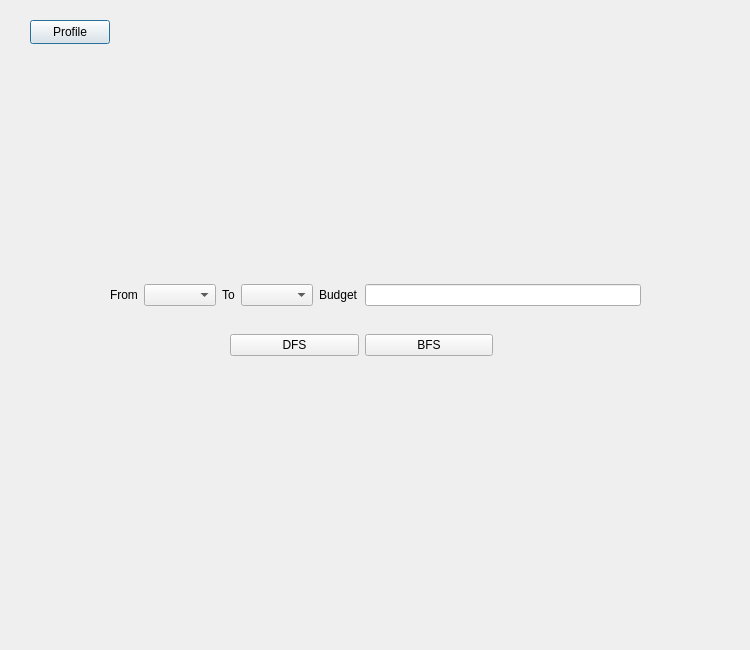
Above: Guide_me/homepage.ui from MARIO00410/Guide-Me before the change. Below: the same form after it.
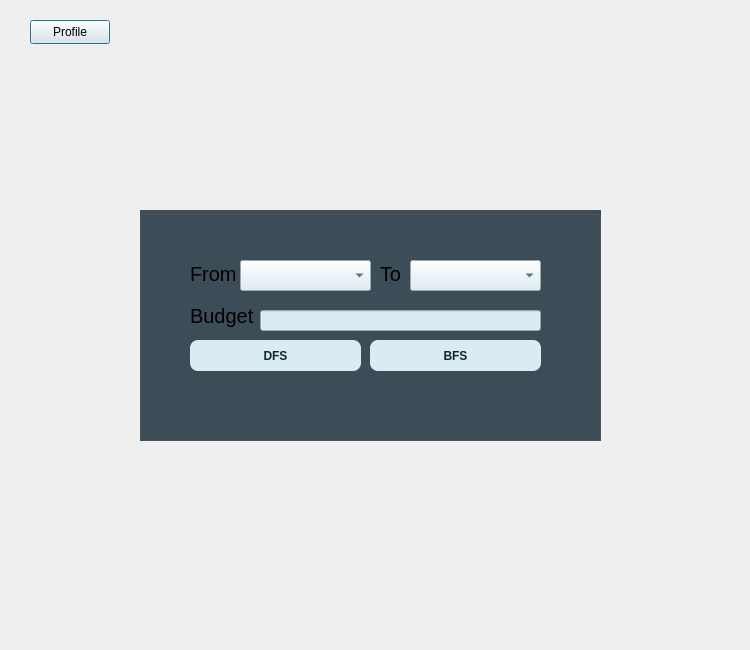
That is the form after the change.

What changed in the file:
```diff
--- a/Guide_me/homepage.ui
+++ b/Guide_me/homepage.ui
@@ -26,73 +26,175 @@
     <string>Profile</string>
    </property>
   </widget>
-  <widget class="QWidget" name="layoutWidget">
+  <widget class="QGroupBox" name="groupBox">
    <property name="geometry">
     <rect>
-     <x>230</x>
-     <y>330</y>
-     <width>263</width>
-     <height>31</height>
+     <x>140</x>
+     <y>210</y>
+     <width>461</width>
+     <height>231</height>
     </rect>
    </property>
-   <layout class="QHBoxLayout" name="horizontalLayout_3">
-    <item>
-     <widget class="QPushButton" name="dfs">
-      <property name="text">
-       <string>DFS</string>
-      </property>
-     </widget>
-    </item>
-    <item>
-     <widget class="QPushButton" name="BFS">
-      <property name="text">
-       <string>BFS</string>
-      </property>
-     </widget>
-    </item>
-   </layout>
-  </widget>
-  <widget class="QWidget" name="layoutWidget_2">
-   <property name="geometry">
-    <rect>
-     <x>110</x>
-     <y>280</y>
-     <width>531</width>
-     <height>30</height>
-    </rect>
+   <property name="styleSheet">
+    <string notr="true">background-color:rgba(18,37,51,0.8);
+</string>
    </property>
-   <layout class="QHBoxLayout" name="horizontalLayout_4">
-    <item>
-     <widget class="QLabel" name="label_4">
-      <property name="text">
-       <string>From</string>
-      </property>
-     </widget>
-    </item>
-    <item>
-     <widget class="QComboBox" name="comboBoxFrom"/>
-    </item>
-    <item>
-     <widget class="QLabel" name="label_5">
-      <property name="text">
-       <string>To</string>
-      </property>
-     </widget>
-    </item>
-    <item>
-     <widget class="QComboBox" name="comboBox_To"/>
-    </item>
-    <item>
-     <widget class="QLabel" name="label_6">
-      <property name="text">
-       <string>Budget</string>
-      </property>
-     </widget>
-    </item>
-    <item>
-     <widget class="QLineEdit" name="lineEditBudget"/>
-    </item>
-   </layout>
+   <property name="title">
+    <string/>
+   </property>
+   <widget class="QComboBox" name="comboBoxFrom">
+    <property name="geometry">
+     <rect>
+      <x>100</x>
+      <y>50</y>
+      <width>131</width>
+      <height>31</height>
+     </rect>
+    </property>
+    <property name="styleSheet">
+     <string notr="true">background-color:rgba(217,236,243,255);
+color:rgba(18,37,51,255);</string>
+    </property>
+   </widget>
+   <widget class="QLabel" name="label_6">
+    <property name="geometry">
+     <rect>
+      <x>50</x>
+      <y>90</y>
+      <width>71</width>
+      <height>31</height>
+     </rect>
+    </property>
+    <property name="font">
+     <font>
+      <pointsize>15</pointsize>
+     </font>
+    </property>
+    <property name="styleSheet">
+     <string notr="true">background-color: transparent;</string>
+    </property>
+    <property name="text">
+     <string>Budget</string>
+    </property>
+   </widget>
+   <widget class="QLabel" name="label_5">
+    <property name="geometry">
+     <rect>
+      <x>240</x>
+      <y>50</y>
+      <width>119</width>
+      <height>28</height>
+     </rect>
+    </property>
+    <property name="font">
+     <font>
+      <pointsize>15</pointsize>
+     </font>
+    </property>
+    <property name="styleSheet">
+     <string notr="true">background-color: transparent;</string>
+    </property>
+    <property name="text">
+     <string>To</string>
+    </property>
+   </widget>
+   <widget class="QLineEdit" name="lineEditBudget">
+    <property name="geometry">
+     <rect>
+      <x>120</x>
+      <y>100</y>
+      <width>281</width>
+      <height>21</height>
+     </rect>
+    </property>
+    <property name="styleSheet">
+     <string notr="true">background-color:rgba(217,236,243,255);
+color:rgba(18,37,51,255);</string>
+    </property>
+   </widget>
+   <widget class="QLabel" name="label_4">
+    <property name="geometry">
+     <rect>
+      <x>50</x>
+      <y>50</y>
+      <width>51</width>
+      <height>28</height>
+     </rect>
+    </property>
+    <property name="font">
+     <font>
+      <pointsize>15</pointsize>
+     </font>
+    </property>
+    <property name="styleSheet">
+     <string notr="true">background-color: transparent;</string>
+    </property>
+    <property name="text">
+     <string>From</string>
+    </property>
+   </widget>
+   <widget class="QComboBox" name="comboBox_To">
+    <property name="geometry">
+     <rect>
+      <x>270</x>
+      <y>50</y>
+      <width>131</width>
+      <height>31</height>
+     </rect>
+    </property>
+    <property name="styleSheet">
+     <string notr="true">background-color:rgba(217,236,243,255);
+color:rgba(18,37,51,255);</string>
+    </property>
+   </widget>
+   <widget class="QPushButton" name="dfs">
+    <property name="geometry">
+     <rect>
+      <x>50</x>
+      <y>130</y>
+      <width>171</width>
+      <height>31</height>
+     </rect>
+    </property>
+    <property name="font">
+     <font>
+      <bold>true</bold>
+     </font>
+    </property>
+    <property name="styleSheet">
+     <string notr="true">background-color:rgba(217,236,243,255);
+color:rgba(18,37,51,255);
+border-radius: 8px;
+</string>
+    </property>
+    <property name="text">
+     <string>DFS</string>
+    </property>
+   </widget>
+   <widget class="QPushButton" name="BFS">
+    <property name="geometry">
+     <rect>
+      <x>230</x>
+      <y>130</y>
+      <width>171</width>
+      <height>31</height>
+     </rect>
+    </property>
+    <property name="font">
+     <font>
+      <bold>true</bold>
+     </font>
+    </property>
+    <property name="styleSheet">
+     <string notr="true">background-color:rgba(217,236,243,255);
+color:rgba(18,37,51,255);
+border-radius: 8px;
+</string>
+    </property>
+    <property name="text">
+     <string>BFS</string>
+    </property>
+   </widget>
   </widget>
  </widget>
  <resources/>
```
